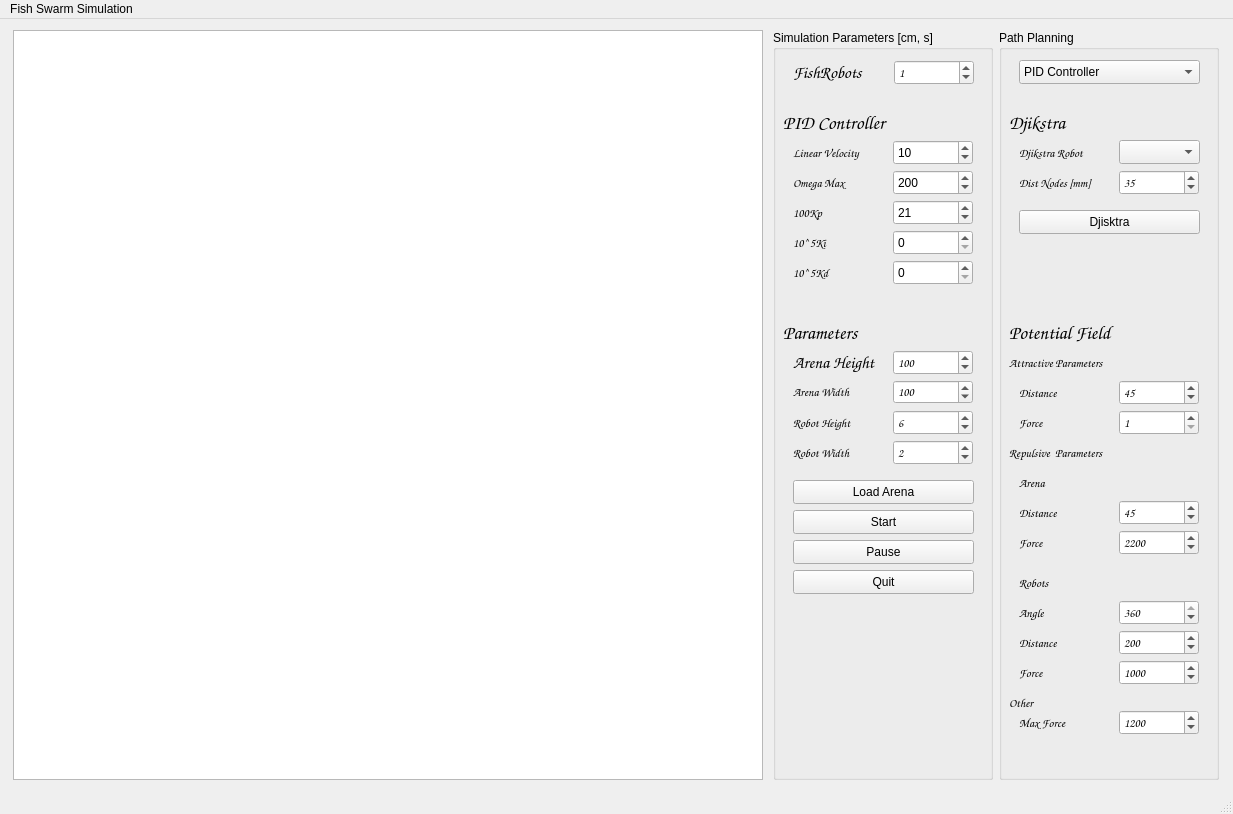
First picture: the form in swarminterface.ui, repository gribovskiy/FishSwarm, before the edit.
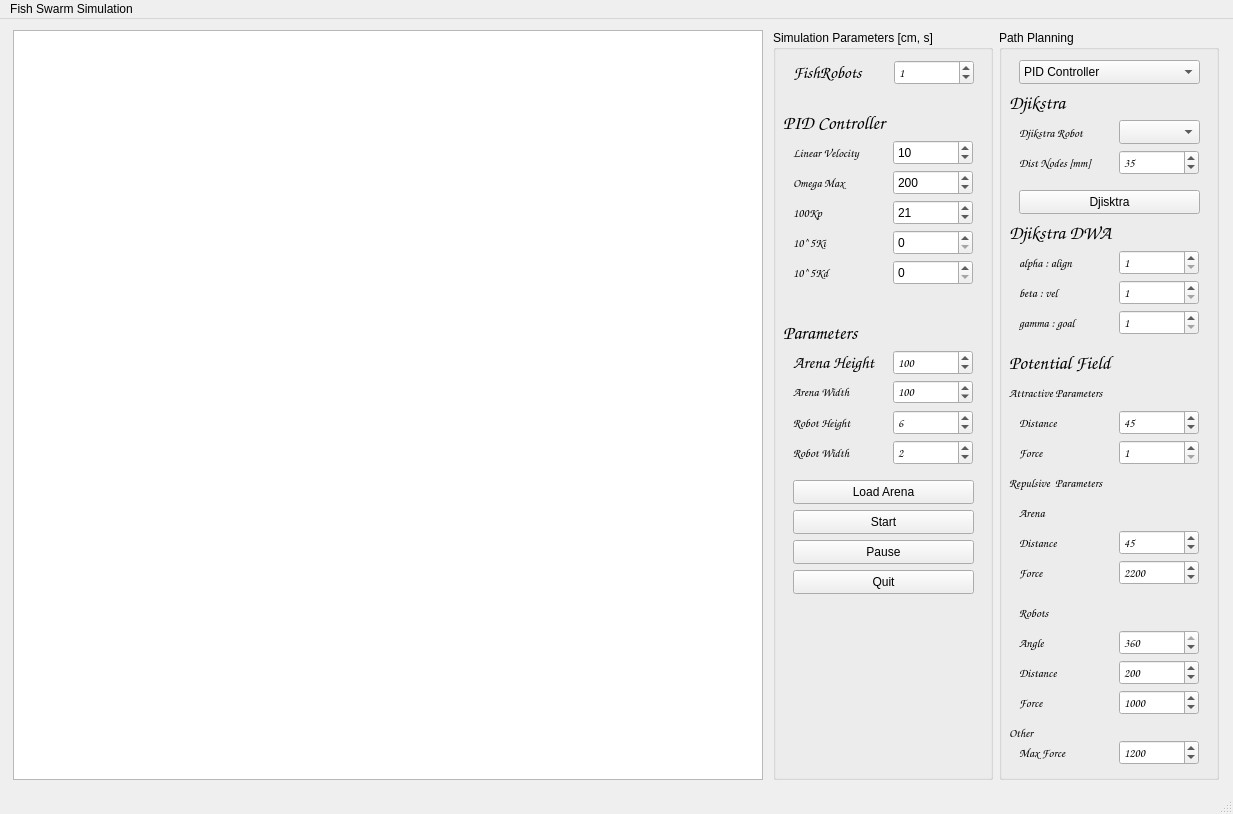
Second picture: the form after the edit.

What changed in the file:
```diff
--- a/swarminterface.ui
+++ b/swarminterface.ui
@@ -616,7 +616,7 @@
          <property name="geometry">
           <rect>
            <x>10</x>
-           <y>80</y>
+           <y>60</y>
            <width>181</width>
            <height>25</height>
           </rect>
@@ -638,7 +638,7 @@
          <property name="geometry">
           <rect>
            <x>120</x>
-           <y>350</y>
+           <y>380</y>
            <width>80</width>
            <height>25</height>
           </rect>
@@ -671,7 +671,7 @@
          <property name="geometry">
           <rect>
            <x>20</x>
-           <y>500</y>
+           <y>530</y>
            <width>71</width>
            <height>25</height>
           </rect>
@@ -689,7 +689,7 @@
          <property name="geometry">
           <rect>
            <x>120</x>
-           <y>380</y>
+           <y>410</y>
            <width>80</width>
            <height>25</height>
           </rect>
@@ -722,7 +722,7 @@
          <property name="geometry">
           <rect>
            <x>20</x>
-           <y>180</y>
+           <y>160</y>
            <width>181</width>
            <height>24</height>
           </rect>
@@ -735,7 +735,7 @@
          <property name="geometry">
           <rect>
            <x>20</x>
-           <y>540</y>
+           <y>570</y>
            <width>181</width>
            <height>25</height>
           </rect>
@@ -753,7 +753,7 @@
          <property name="geometry">
           <rect>
            <x>10</x>
-           <y>320</y>
+           <y>350</y>
            <width>181</width>
            <height>25</height>
           </rect>
@@ -771,7 +771,7 @@
          <property name="geometry">
           <rect>
            <x>20</x>
-           <y>470</y>
+           <y>500</y>
            <width>71</width>
            <height>25</height>
           </rect>
@@ -789,7 +789,7 @@
          <property name="geometry">
           <rect>
            <x>120</x>
-           <y>570</y>
+           <y>600</y>
            <width>80</width>
            <height>25</height>
           </rect>
@@ -822,7 +822,7 @@
          <property name="geometry">
           <rect>
            <x>120</x>
-           <y>500</y>
+           <y>530</y>
            <width>80</width>
            <height>25</height>
           </rect>
@@ -855,7 +855,7 @@
          <property name="geometry">
           <rect>
            <x>20</x>
-           <y>350</y>
+           <y>380</y>
            <width>71</width>
            <height>25</height>
           </rect>
@@ -873,7 +873,7 @@
          <property name="geometry">
           <rect>
            <x>20</x>
-           <y>110</y>
+           <y>90</y>
            <width>121</width>
            <height>25</height>
           </rect>
@@ -891,7 +891,7 @@
          <property name="geometry">
           <rect>
            <x>120</x>
-           <y>470</y>
+           <y>500</y>
            <width>80</width>
            <height>25</height>
           </rect>
@@ -924,7 +924,7 @@
          <property name="geometry">
           <rect>
            <x>120</x>
-           <y>110</y>
+           <y>90</y>
            <width>81</width>
            <height>24</height>
           </rect>
@@ -934,7 +934,7 @@
          <property name="geometry">
           <rect>
            <x>20</x>
-           <y>380</y>
+           <y>410</y>
            <width>71</width>
            <height>25</height>
           </rect>
@@ -952,7 +952,7 @@
          <property name="geometry">
           <rect>
            <x>10</x>
-           <y>290</y>
+           <y>320</y>
            <width>181</width>
            <height>25</height>
           </rect>
@@ -974,7 +974,7 @@
          <property name="geometry">
           <rect>
            <x>20</x>
-           <y>570</y>
+           <y>600</y>
            <width>71</width>
            <height>25</height>
           </rect>
@@ -992,7 +992,7 @@
          <property name="geometry">
           <rect>
            <x>10</x>
-           <y>410</y>
+           <y>440</y>
            <width>181</width>
            <height>25</height>
           </rect>
@@ -1010,7 +1010,7 @@
          <property name="geometry">
           <rect>
            <x>120</x>
-           <y>140</y>
+           <y>120</y>
            <width>80</width>
            <height>25</height>
           </rect>
@@ -1043,7 +1043,7 @@
          <property name="geometry">
           <rect>
            <x>20</x>
-           <y>140</y>
+           <y>120</y>
            <width>121</width>
            <height>25</height>
           </rect>
@@ -1091,7 +1091,7 @@
          <property name="geometry">
           <rect>
            <x>10</x>
-           <y>660</y>
+           <y>690</y>
            <width>181</width>
            <height>25</height>
           </rect>
@@ -1109,7 +1109,7 @@
          <property name="geometry">
           <rect>
            <x>20</x>
-           <y>680</y>
+           <y>710</y>
            <width>71</width>
            <height>25</height>
           </rect>
@@ -1127,7 +1127,7 @@
          <property name="geometry">
           <rect>
            <x>120</x>
-           <y>680</y>
+           <y>710</y>
            <width>80</width>
            <height>25</height>
           </rect>
@@ -1160,7 +1160,7 @@
          <property name="geometry">
           <rect>
            <x>20</x>
-           <y>440</y>
+           <y>470</y>
            <width>181</width>
            <height>25</height>
           </rect>
@@ -1178,7 +1178,7 @@
          <property name="geometry">
           <rect>
            <x>20</x>
-           <y>600</y>
+           <y>630</y>
            <width>71</width>
            <height>25</height>
           </rect>
@@ -1196,7 +1196,7 @@
          <property name="geometry">
           <rect>
            <x>20</x>
-           <y>630</y>
+           <y>660</y>
            <width>71</width>
            <height>25</height>
           </rect>
@@ -1214,7 +1214,7 @@
          <property name="geometry">
           <rect>
            <x>120</x>
-           <y>600</y>
+           <y>630</y>
            <width>80</width>
            <height>25</height>
           </rect>
@@ -1247,7 +1247,7 @@
          <property name="geometry">
           <rect>
            <x>120</x>
-           <y>630</y>
+           <y>660</y>
            <width>80</width>
            <height>25</height>
           </rect>
@@ -1276,6 +1276,184 @@
           <number>1000</number>
          </property>
         </widget>
+        <widget class="QLabel" name="DjikstraLabel_2">
+         <property name="geometry">
+          <rect>
+           <x>10</x>
+           <y>190</y>
+           <width>181</width>
+           <height>25</height>
+          </rect>
+         </property>
+         <property name="font">
+          <font>
+           <family>Comic Sans MS</family>
+           <pointsize>14</pointsize>
+           <weight>75</weight>
+           <italic>true</italic>
+           <bold>true</bold>
+          </font>
+         </property>
+         <property name="text">
+          <string>Djikstra DWA</string>
+         </property>
+        </widget>
+        <widget class="QLabel" name="DistanceNodesLabel_2">
+         <property name="geometry">
+          <rect>
+           <x>20</x>
+           <y>220</y>
+           <width>121</width>
+           <height>25</height>
+          </rect>
+         </property>
+         <property name="font">
+          <font>
+           <family>Comic Sans MS</family>
+          </font>
+         </property>
+         <property name="text">
+          <string>alpha : align</string>
+         </property>
+        </widget>
+        <widget class="QLabel" name="DjikstraRobotLabel_2">
+         <property name="geometry">
+          <rect>
+           <x>20</x>
+           <y>250</y>
+           <width>121</width>
+           <height>25</height>
+          </rect>
+         </property>
+         <property name="font">
+          <font>
+           <family>Comic Sans MS</family>
+          </font>
+         </property>
+         <property name="text">
+          <string>beta : vel</string>
+         </property>
+        </widget>
+        <widget class="QLabel" name="DjikstraRobotLabel_3">
+         <property name="geometry">
+          <rect>
+           <x>20</x>
+           <y>280</y>
+           <width>121</width>
+           <height>25</height>
+          </rect>
+         </property>
+         <property name="font">
+          <font>
+           <family>Comic Sans MS</family>
+          </font>
+         </property>
+         <property name="text">
+          <string>gamma : goal</string>
+         </property>
+        </widget>
+        <widget class="QSpinBox" name="alpha_spinbox">
+         <property name="geometry">
+          <rect>
+           <x>120</x>
+           <y>220</y>
+           <width>80</width>
+           <height>25</height>
+          </rect>
+         </property>
+         <property name="maximumSize">
+          <size>
+           <width>80</width>
+           <height>16777215</height>
+          </size>
+         </property>
+         <property name="font">
+          <font>
+           <family>Comic Sans MS</family>
+          </font>
+         </property>
+         <property name="minimum">
+          <number>1</number>
+         </property>
+         <property name="maximum">
+          <number>1000</number>
+         </property>
+         <property name="singleStep">
+          <number>1</number>
+         </property>
+         <property name="value">
+          <number>1</number>
+         </property>
+        </widget>
+        <widget class="QSpinBox" name="beta_spinbox">
+         <property name="geometry">
+          <rect>
+           <x>120</x>
+           <y>250</y>
+           <width>80</width>
+           <height>25</height>
+          </rect>
+         </property>
+         <property name="maximumSize">
+          <size>
+           <width>80</width>
+           <height>16777215</height>
+          </size>
+         </property>
+         <property name="font">
+          <font>
+           <family>Comic Sans MS</family>
+          </font>
+         </property>
+         <property name="minimum">
+          <number>1</number>
+         </property>
+         <property name="maximum">
+          <number>1000</number>
+         </property>
+         <property name="singleStep">
+          <number>1</number>
+         </property>
+         <property name="value">
+          <number>1</number>
+         </property>
+        </widget>
+        <widget class="QSpinBox" name="gamma_spinbox">
+         <property name="geometry">
+          <rect>
+           <x>120</x>
+           <y>280</y>
+           <width>80</width>
+           <height>25</height>
+          </rect>
+         </property>
+         <property name="maximumSize">
+          <size>
+           <width>80</width>
+           <height>16777215</height>
+          </size>
+         </property>
+         <property name="font">
+          <font>
+           <family>Comic Sans MS</family>
+          </font>
+         </property>
+         <property name="minimum">
+          <number>1</number>
+         </property>
+         <property name="maximum">
+          <number>1000</number>
+         </property>
+         <property name="singleStep">
+          <number>1</number>
+         </property>
+         <property name="value">
+          <number>1</number>
+         </property>
+         <property name="displayIntegerBase">
+          <number>10</number>
+         </property>
+        </widget>
        </widget>
       </item>
      </layout>
```
